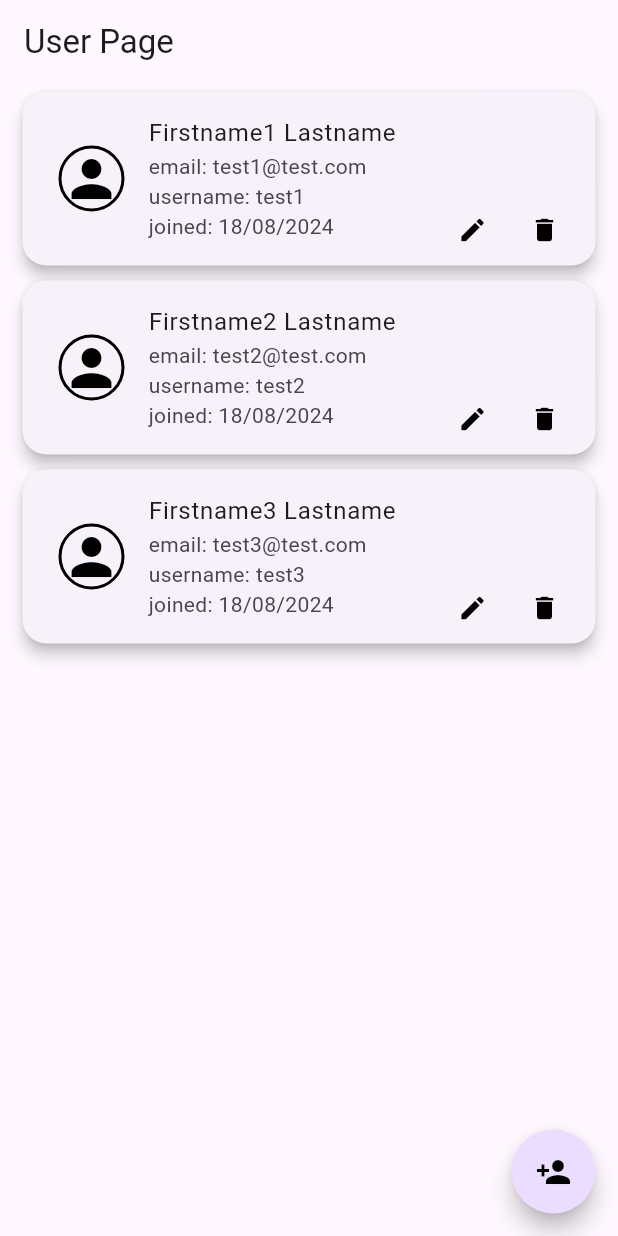
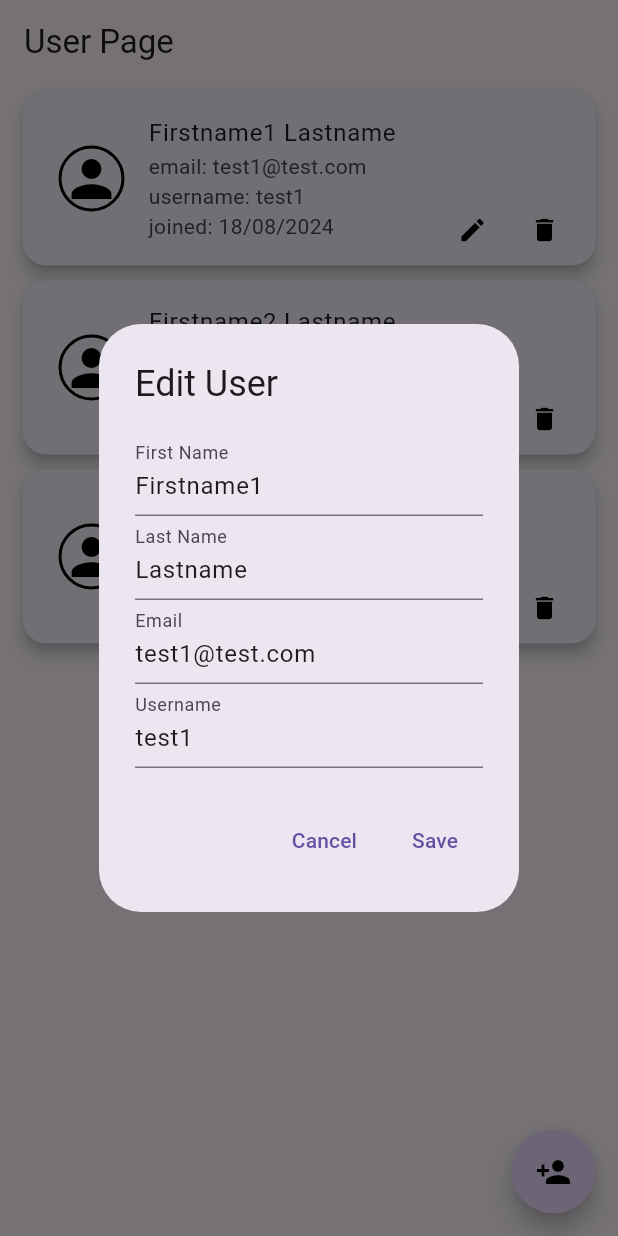
Before and after one commit to oBR1o/Test_User_App, a Flutter app: the screen it shows after launch, after a tap on the "edit" icon, on a phone screen of 412 x 824 dp. Run offline on Flutter 3.47's test engine with Material 3 defaults, Android fonts, the phone set to English and light mode, and no system bars; our stand-ins replace equatable, flutter_bloc.

Commit message:
Edit and Update User

```diff
--- a/lib/bloc/makework_event.dart
+++ b/lib/bloc/makework_event.dart
@@ -1,3 +1,5 @@
+import 'package:makework/models/makework_models.dart';
+
 sealed class MakeWorkEvent{}
 
 class LoadEvent extends MakeWorkEvent{}
@@ -17,3 +19,9 @@ class RemoveEvent extends MakeWorkEvent{
     final int id;
     RemoveEvent({required this.id});
 }
+
+class EditEvent extends MakeWorkEvent{
+  final MakeWorkModel updatedUser;
+
+  EditEvent({required this.updatedUser});
+}
--- a/lib/bloc/makework_state.dart
+++ b/lib/bloc/makework_state.dart
@@ -12,4 +12,5 @@ class LoadingState extends MakeWorkState{
 
 class ReadyState extends MakeWorkState{
   ReadyState({required super.users});
+
 }
--- a/lib/repositories/makework_repository.dart
+++ b/lib/repositories/makework_repository.dart
@@ -3,4 +3,5 @@ import 'package:makework/models/makework_models.dart';
 abstract class MakeWorkRepository{
   Future<List<MakeWorkModel>> load();
   Future<void> remove({required int id});
+  Future<void> update(MakeWorkModel updatedUser);
 }
--- /dev/null
+++ b/lib/widgets/editalert_dialog.dart
@@ -0,0 +1,70 @@
+import 'package:flutter/material.dart';
+import 'package:flutter_bloc/flutter_bloc.dart';
+import 'package:makework/bloc/app_bloc.dart';
+import 'package:makework/models/makework_models.dart';
+
+class EditAlertDialog extends StatelessWidget {
+  const EditAlertDialog({super.key, required this.users});
+
+  final MakeWorkModel users;
+
+  @override
+  Widget build(BuildContext context) {
+    TextEditingController firstNameController =
+        TextEditingController(text: users.firstName);
+    TextEditingController lastNameController =
+        TextEditingController(text: users.lastName);
+    TextEditingController emailController =
+        TextEditingController(text: users.email);
+    TextEditingController userNameController =
+        TextEditingController(text: users.userName);
+
+    return AlertDialog(
+      title: const Text('Edit User'),
+      content: Column(
+        mainAxisSize: MainAxisSize.min,
+        children: [
+          TextField(
+            controller: firstNameController,
+            decoration: const InputDecoration(labelText: 'First Name'),
+          ),
+          TextField(
+            controller: lastNameController,
+            decoration: const InputDecoration(labelText: 'Last Name'),
+          ),
+          TextField(
+            controller: emailController,
+            decoration: const InputDecoration(labelText: 'Email'),
+          ),
+          TextField(
+            controller: userNameController,
+            decoration: const InputDecoration(labelText: 'Username'),
+          ),
+        ],
+      ),
+      actions: [
+        TextButton(
+          onPressed: () {
+            Navigator.of(context).pop();
+          },
+          child: const Text('Cancel'),
+        ),
+        TextButton(
+            onPressed: () {
+              MakeWorkModel updatedUser = MakeWorkModel(
+                users.id,
+                userNameController.text,
+                emailController.text,
+                firstNameController.text,
+                lastNameController.text,
+                users.isActive,
+                users.dateJoined,
+              );
+              context.read<MakeWorkBloc>().add(EditEvent(updatedUser : updatedUser));
+              Navigator.of(context).pop();
+            },
+            child: const Text('Save'))
+      ],
+    );
+  }
+}
--- a/lib/widgets/user_list.dart
+++ b/lib/widgets/user_list.dart
@@ -2,6 +2,7 @@ import 'package:flutter/material.dart';
 import 'package:flutter_bloc/flutter_bloc.dart';
 import 'package:makework/bloc/app_bloc.dart';
 import 'package:intl/intl.dart';
+import 'package:makework/widgets/editalert_dialog.dart';
 import 'package:makework/widgets/removealert_dialog.dart';
 
 class UserList extends StatelessWidget {
@@ -89,7 +90,15 @@ class UserList extends StatelessWidget {
                             size: 20,
                             color: Colors.black,
                           ),
-                          onPressed: () {},
+                          onPressed: () {
+                            showDialog(
+                                context: context,
+                                builder: (BuildContext context) {
+                                  return EditAlertDialog(
+                                    users: users[index],
+                                  );
+                                });
+                          },
                         ),
                         IconButton(
                           icon: const Icon(
```
Also changed, not shown: lib/bloc/makework_bloc.dart (+7 -0 lines), lib/repositories/makework_mock_repository.dart (+7 -0 lines).
